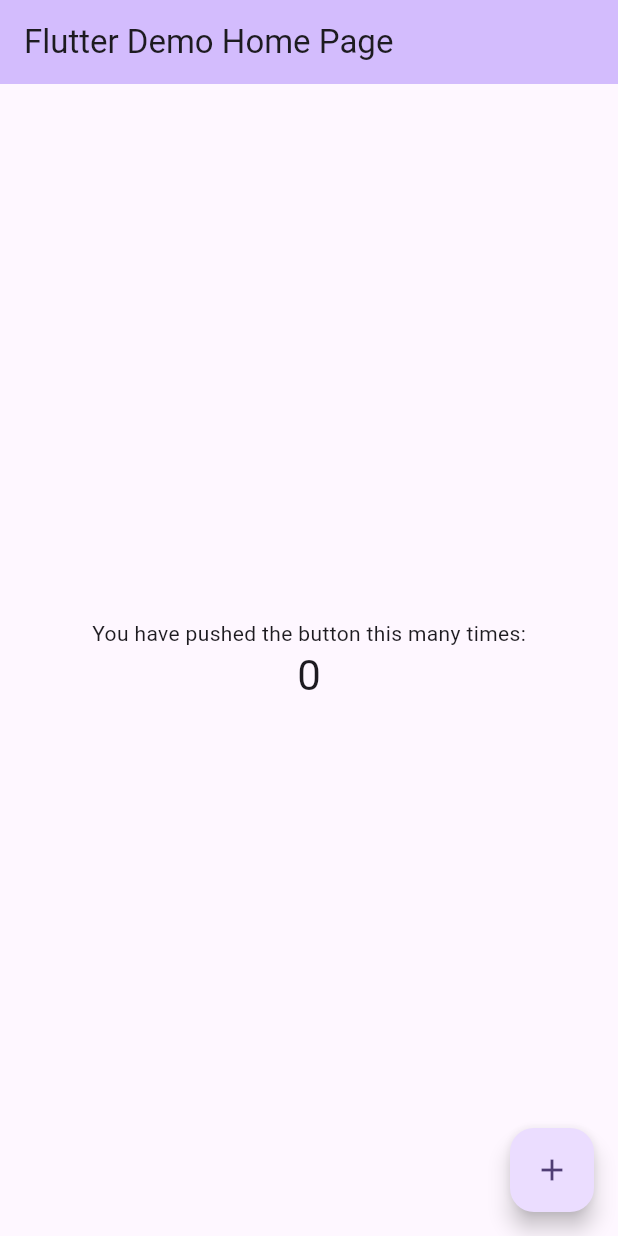
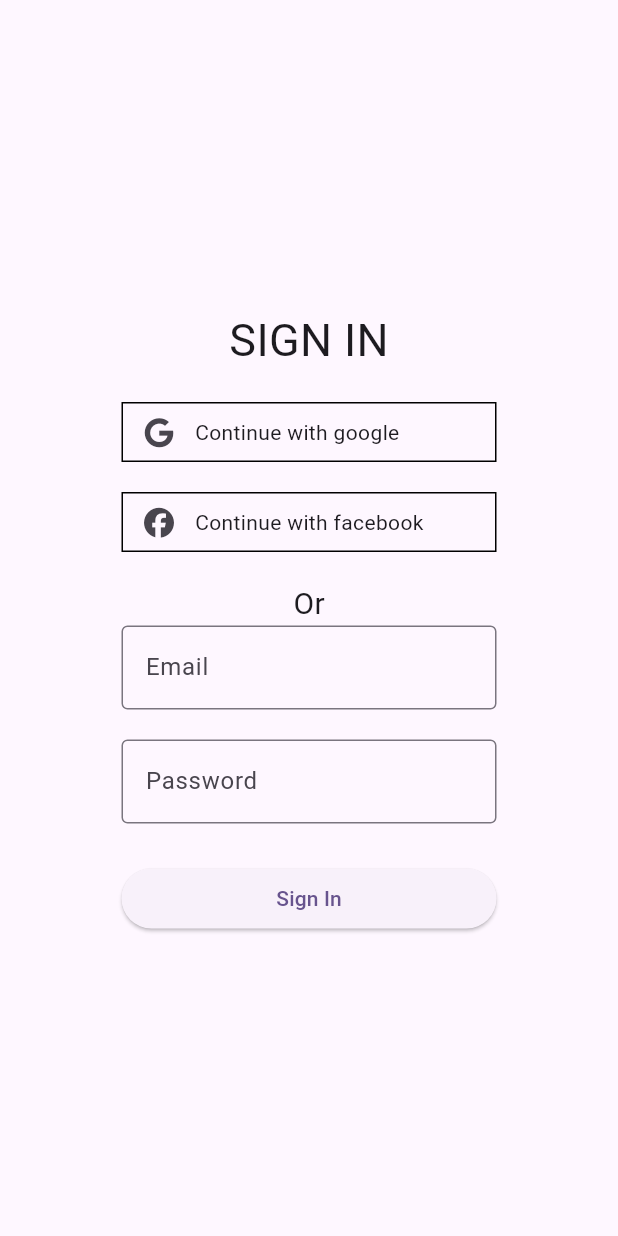
Before and after one commit to KAVYAPUTTU/flutter-bloc, a Flutter app: the screen it shows after launch, on a phone screen of 412 x 824 dp. Run offline on Flutter 3.47's test engine with Material 3 defaults, Android fonts, the phone set to English and light mode, and no system bars; our stand-ins replace bloc, flutter_bloc, font_awesome_flutter.

Commit message:
after doing form validation using bloc state management

```diff
--- /dev/null
+++ b/login_form_validation_bloc/form_validation/lib/bloc/auth_bloc.dart
@@ -0,0 +1,46 @@
+
+import 'package:flutter/material.dart';
+import 'package:flutter_bloc/flutter_bloc.dart';
+
+part 'auth_event.dart';
+part 'auth_state.dart';
+
+class AuthBloc extends Bloc<AuthEvent, AuthState> {
+  AuthBloc() : super(AuthInitial()) {
+    on<AuthLoginRequested>((event, emit) async {
+      emit(AuthLoading());
+     try {
+       final email= event.email;
+      final password = event.password;
+      final RegExp regex =RegExp(r'^[\w-\.]+@([\w-]+\.)+[\w-]{2,4}$');
+      if(password.length < 6){
+        emit(AuthFailure(error: 'password must be of atleast 7 length'));
+        return;
+      }
+      if(email.isEmpty || !regex.hasMatch(email)){
+        emit(AuthFailure(error: 'email should not be empty or invalid email'));
+        return;
+      }
+      else{
+         await Future.delayed(Duration(seconds: 1));{
+          return emit(AuthSuccess(uid:'$email-$password'));
+         }
+      }
+
+     } catch (e) {
+       return emit(AuthFailure(error: e.toString()));
+     }
+
+    },
+    );
+    on<AuthLogout>((event,emit){
+      emit(AuthLoading());
+      try {
+        emit(AuthInitial());
+      } catch (e) {
+        emit(AuthFailure(error: e.toString()));
+      }
+   }) ;
+
+  }
+}
--- /dev/null
+++ b/login_form_validation_bloc/form_validation/lib/bloc/auth_event.dart
@@ -0,0 +1,13 @@
+part of 'auth_bloc.dart';
+
+@immutable
+sealed class AuthEvent {}
+
+final class AuthLoginRequested extends AuthEvent{
+  final String email;
+  final String password;
+
+  AuthLoginRequested({required this.email, required this.password});
+}
+
+final class AuthLogout extends AuthEvent{}
--- /dev/null
+++ b/login_form_validation_bloc/form_validation/lib/bloc/auth_state.dart
@@ -0,0 +1,22 @@
+part of 'auth_bloc.dart';
+
+@immutable
+sealed class AuthState {}
+
+final class AuthInitial extends AuthState {}
+
+final class AuthSuccess extends AuthState{
+  final String uid;
+
+  AuthSuccess({required this.uid});
+}
+
+final class AuthFailure extends AuthState{
+  final String error;
+
+  AuthFailure({required this.error});
+}
+
+final class AuthLoading extends AuthState{
+
+}
--- /dev/null
+++ b/login_form_validation_bloc/form_validation/lib/home_page.dart
@@ -0,0 +1,46 @@
+import 'package:flutter/material.dart';
+import 'package:flutter_bloc/flutter_bloc.dart';
+import 'package:form_validation/bloc/auth_bloc.dart';
+import 'package:form_validation/widgets/gradientbutton.dart';
+
+class HomePage extends StatelessWidget {
+  const HomePage({super.key});
+
+  @override
+  Widget build(BuildContext context) {
+    return Scaffold(
+      body: BlocConsumer<AuthBloc, AuthState>(
+        listener: (context, state) {
+          if (state is AuthInitial) {
+            Navigator.pop(context);
+          }
+        },
+        builder: (context, state) {
+          if (state is AuthLoading) {
+            return const Center(child: CircularProgressIndicator());
+          }
+
+          if (state is AuthSuccess) {
+            final String uid = state.uid;
+            return Column(
+              mainAxisAlignment: MainAxisAlignment.center,
+              children: [
+                Text("UID: $uid"),
+                const SizedBox(height: 20),
+                Gradientbutton(
+                  buttontext: 'LOGOUT',
+                  ontap: () {
+                    context.read<AuthBloc>().add(AuthLogout());
+                  },
+                ),
+              ],
+            );
+          }
+          return const Center(
+            child: Text("No user data available"),
+          );
+        },
+      ),
+    );
+  }
+}
--- /dev/null
+++ b/login_form_validation_bloc/form_validation/lib/login_screen.dart
@@ -0,0 +1,92 @@
+import 'package:flutter/material.dart';
+import 'package:flutter_bloc/flutter_bloc.dart';
+import 'package:font_awesome_flutter/font_awesome_flutter.dart';
+import 'package:form_validation/bloc/auth_bloc.dart';
+import 'package:form_validation/home_page.dart';
+import 'package:form_validation/widgets/gradientbutton.dart';
+import 'package:form_validation/widgets/loginfield.dart';
+import 'package:form_validation/widgets/socialButtons.dart';
+
+class LoginScreen extends StatelessWidget {
+  const LoginScreen({super.key});
+
+  @override
+  Widget build(BuildContext context) {
+    final TextEditingController emailcontroller = TextEditingController();
+    final TextEditingController passwordcontroller = TextEditingController();
+    return Scaffold(
+      body: Center(
+        child: BlocConsumer<AuthBloc, AuthState>(
+          listener: (context, state) {
+            if (state is AuthFailure) {
+              ScaffoldMessenger.of(context)
+                  .showSnackBar(SnackBar(content: Text(state.error)));
+            }
+            if (state is AuthSuccess) {
+              Navigator.push(
+                  context, MaterialPageRoute(builder: (context) => HomePage()));
+            }
+          },
+          builder: (context, state) {
+            if (state is AuthLoading) {
+              return Center(child: CircularProgressIndicator());
+            }
+            return Column(
+              mainAxisAlignment: MainAxisAlignment.center,
+              crossAxisAlignment: CrossAxisAlignment.center,
+              children: [
+                Text(
+                  'SIGN IN',
+                  style: TextStyle(
+                    fontSize: 30,
+                  ),
+                ),
+                SizedBox(
+                  height: 20,
+                ),
+                Socialbuttons(
+                    label: 'Continue with google',
+                    iconpath: FaIcon(
+                      FontAwesomeIcons.google,
+                      size: 20,
+                    )),
+                SizedBox(
+                  height: 20,
+                ),
+                Socialbuttons(
+                    label: 'Continue with facebook',
+                    iconpath: FaIcon(
+                      FontAwesomeIcons.facebook,
+                      size: 20,
+                    )),
+                SizedBox(
+                  height: 20,
+                ),
+                Text(
+                  'Or',
+                  style: TextStyle(fontSize: 20),
+                ),
+                Loginfield(controller: emailcontroller, hinttext: 'Email'),
+                SizedBox(
+                  height: 20,
+                ),
+                Loginfield(
+                    controller: passwordcontroller, hinttext: 'Password'),
+                SizedBox(
+                  height: 30,
+                ),
+                Gradientbutton(
+                    buttontext: 'Sign In',
+                    ontap: () {
+                      context.read<AuthBloc>().add(AuthLoginRequested(
+                          email: emailcontroller.text.trim(),
+                          password: passwordcontroller.text.trim()));
+                    })
+              ],
+            );
+          },
+        ),
+      ),
+    );
+  }
+}
--- a/login_form_validation_bloc/form_validation/lib/main.dart
+++ b/login_form_validation_bloc/form_validation/lib/main.dart
@@ -1,4 +1,7 @@
 import 'package:flutter/material.dart';
+import 'package:flutter_bloc/flutter_bloc.dart';
+import 'package:form_validation/bloc/auth_bloc.dart';
+import 'package:form_validation/login_screen.dart';
 
 void main() {
   runApp(const MyApp());
@@ -9,60 +12,15 @@ class MyApp extends StatelessWidget {
 
   @override
   Widget build(BuildContext context) {
-    return MaterialApp(
-      title: 'Flutter Demo',
-      theme: ThemeData(
-        colorScheme: ColorScheme.fromSeed(seedColor: Colors.deepPurple),
-        useMaterial3: true,
-      ),
-      home: const MyHomePage(title: 'Flutter Demo Home Page'),
-    );
-  }
-}
-
-class MyHomePage extends StatefulWidget {
-  const MyHomePage({super.key, required this.title});
-
-  final String title;
-
-  @override
-  State<MyHomePage> createState() => _MyHomePageState();
-}
-
-class _MyHomePageState extends State<MyHomePage> {
-  int _counter = 0;
-
-  void _incrementCounter() {
-    setState(() {
-      _counter++;
-    });
-  }
-
-  @override
-  Widget build(BuildContext context) {
-    return Scaffold(
-      appBar: AppBar(
-        backgroundColor: Theme.of(context).colorScheme.inversePrimary,
-        title: Text(widget.title),
-      ),
-      body: Center(
-        child: Column(
-          mainAxisAlignment: MainAxisAlignment.center,
-          children: <Widget>[
-            const Text(
-              'You have pushed the button this many times:',
-            ),
-            Text(
-              '$_counter',
-              style: Theme.of(context).textTheme.headlineMedium,
-            ),
-          ],
+    return BlocProvider(
+      create: (context) => AuthBloc(),
+      child: MaterialApp(
+        title: 'Flutter Demo',
+        theme: ThemeData(
+          colorScheme: ColorScheme.fromSeed(seedColor: Colors.deepPurple),
+          useMaterial3: true,
         ),
-      ),
-      floatingActionButton: FloatingActionButton(
-        onPressed: _incrementCounter,
-        tooltip: 'Increment',
-        child: const Icon(Icons.add),
+        home: LoginScreen(),
       ),
     );
   }
--- /dev/null
+++ b/login_form_validation_bloc/form_validation/lib/widgets/gradientbutton.dart
@@ -0,0 +1,16 @@
+import 'package:flutter/material.dart';
+
+class Gradientbutton extends StatelessWidget {
+  final String buttontext;
+  final VoidCallback ontap;
+  const Gradientbutton({super.key, required this.buttontext, required this.ontap});
+
+  @override
+  Widget build(BuildContext context) {
+    return SizedBox(
+            height: 40,
+            width: 250,
+            child: ElevatedButton(onPressed:ontap, child:Text(buttontext)))
+        ;
+  }
+}
--- /dev/null
+++ b/login_form_validation_bloc/form_validation/lib/widgets/loginfield.dart
@@ -0,0 +1,21 @@
+import 'package:flutter/material.dart';
+
+class Loginfield extends StatelessWidget {
+   final TextEditingController controller;
+   final String hinttext;
+  const Loginfield({super.key, required this.controller, required this.hinttext});
+
+  @override
+  Widget build(BuildContext context) {
+    return  SizedBox(
+              width: 250,
+              child: TextField(
+                controller: controller,
+                decoration: InputDecoration(
+                  hintText:hinttext,
+                  border:OutlineInputBorder()
+                ),
+              ),
+            );
+  }
+}
--- /dev/null
+++ b/login_form_validation_bloc/form_validation/lib/widgets/socialButtons.dart
@@ -0,0 +1,25 @@
+import 'package:flutter/material.dart';
+import 'package:font_awesome_flutter/font_awesome_flutter.dart';
+
+class Socialbuttons extends StatelessWidget {
+  final String label;
+  final Widget iconpath;
+  const Socialbuttons({super.key, required this.label, required this.iconpath});
+
+  @override
+  Widget build(BuildContext context) {
+    return Container(
+            height: 40,
+            width: 250,
+            decoration: BoxDecoration(
+              border: Border.all(color: Colors.black,width: 1)
+            ),
+            child: Row(
+              children: [
+                IconButton(onPressed: (){}, icon:iconpath ),
+                Text(label)
+              ],
+            ),
+          ) ;
+  }
+}
--- a/login_form_validation_bloc/form_validation/pubspec.yaml
+++ b/login_form_validation_bloc/form_validation/pubspec.yaml
@@ -34,6 +34,8 @@ dependencies:
   # The following adds the Cupertino Icons font to your application.
   # Use with the CupertinoIcons class for iOS style icons.
   cupertino_icons: ^1.0.8
+  font_awesome_flutter:
+  flutter_bloc:
 
 dev_dependencies:
   flutter_test:
```
Also changed, not shown: login_form_validation_bloc/form_validation/lib/pallet.dart (added), login_form_validation_bloc/form_validation/pubspec.lock.
